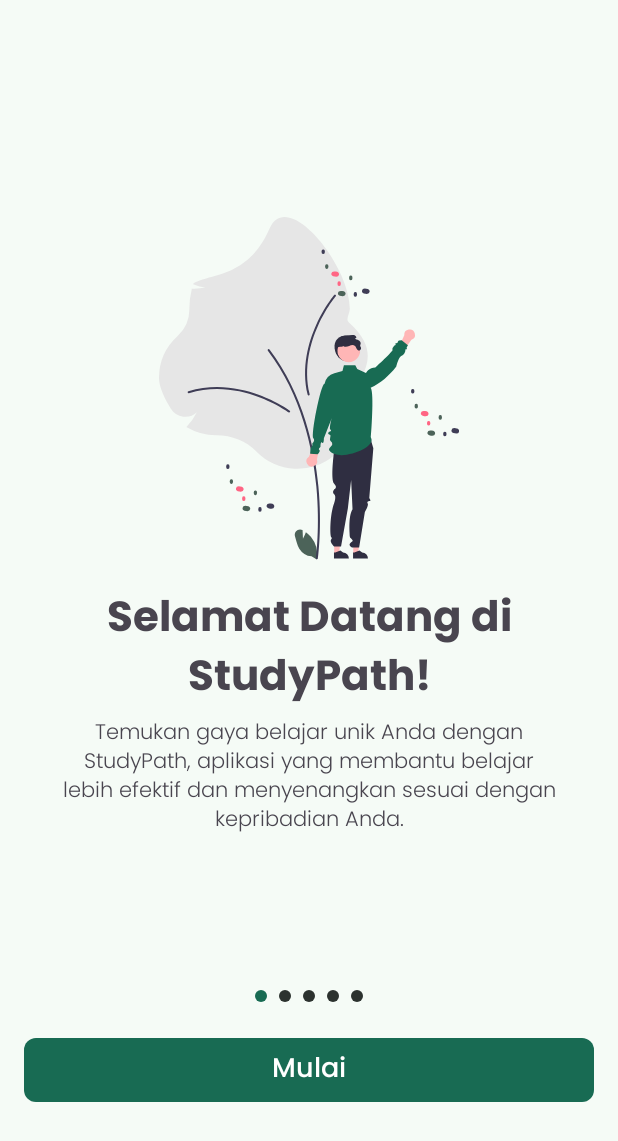
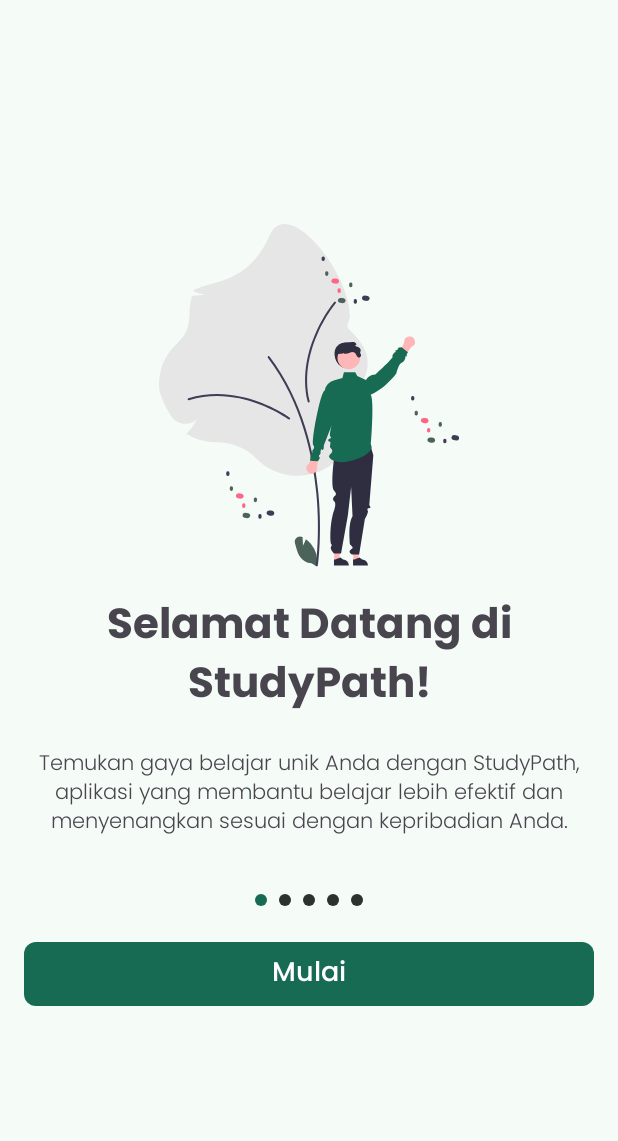
Before and after one commit to C242-PS142/StudyPath-Android, an Android app: the screen it shows after launch (OnboardingActivity), on a phone screen of 412 x 824 dp. Shown: the top 1141 px of the screen. Run offline under Robolectric (Android 15) with nearby library versions, the phone set to English and light mode, and no system bars.

Commit message:
Fix Overflow in Scrollable Layout

```diff
--- a/app/src/main/res/layout/activity_onboarding.xml
+++ b/app/src/main/res/layout/activity_onboarding.xml
@@ -5,41 +5,28 @@
     android:id="@+id/main"
     android:layout_width="match_parent"
     android:layout_height="match_parent"
-    android:padding="@dimen/padding_large"
+    android:paddingHorizontal="@dimen/padding_large"
     tools:context=".ui.activity.OnboardingActivity">
 
     <ScrollView
         android:layout_width="0dp"
-        android:layout_height="0dp"
-        app:layout_constraintBottom_toTopOf="@+id/linearLayout"
+        android:layout_height="wrap_content"
+        app:layout_constraintBottom_toBottomOf="parent"
         app:layout_constraintEnd_toEndOf="parent"
-        app:layout_constraintHorizontal_bias="0.0"
         app:layout_constraintStart_toStartOf="parent"
-        app:layout_constraintTop_toTopOf="parent"
-        app:layout_constraintVertical_bias="1.0"
-        tools:background="@drawable/gradient_agreeableness"
-        tools:layout_height="0dp">
-
-        <androidx.viewpager2.widget.ViewPager2
-            android:id="@+id/viewPager"
-            android:layout_gravity="center"
-            android:layout_width="match_parent"
-            android:layout_height="wrap_content"
-            android:layout_marginTop="@dimen/margin_large" />
-    </ScrollView>
-
+        app:layout_constraintTop_toTopOf="parent">
 
         <LinearLayout
             android:id="@+id/linearLayout"
             android:layout_width="match_parent"
             android:layout_height="wrap_content"
-        android:orientation="vertical"
-        app:layout_constraintBottom_toBottomOf="parent"
-        app:layout_constraintEnd_toEndOf="parent"
-        app:layout_constraintHorizontal_bias="0.0"
-        app:layout_constraintStart_toStartOf="parent"
-        app:layout_constraintTop_toTopOf="parent"
-        app:layout_constraintVertical_bias="0.9">
+            android:orientation="vertical">
+
+            <androidx.viewpager2.widget.ViewPager2
+                android:id="@+id/viewPager"
+                android:layout_marginTop="@dimen/margin_large"
+                android:layout_width="match_parent"
+                android:layout_height="wrap_content" />
 
             <LinearLayout
                 android:id="@+id/indicatorLayout"
@@ -87,8 +74,10 @@
                 android:layout_height="wrap_content"
                 android:textAppearance="@style/Theme.StudyPath.Text.Medium"
                 app:cornerRadius="@dimen/corner_radius_medium"
+                android:layout_marginBottom="@dimen/margin_large"
                 tools:text="@string/start" />
         </LinearLayout>
+    </ScrollView>
 
 
 </androidx.constraintlayout.widget.ConstraintLayout>
--- a/app/src/main/res/layout/onboarding_content_item.xml
+++ b/app/src/main/res/layout/onboarding_content_item.xml
@@ -4,7 +4,6 @@
     android:layout_width="match_parent"
     android:layout_height="match_parent"
     android:orientation="vertical"
-    android:padding="@dimen/padding_large"
     tools:layout_gravity="center"
     tools:gravity="center">
 
@@ -13,7 +12,6 @@
         android:layout_width="wrap_content"
         android:layout_height="wrap_content"
         android:importantForAccessibility="no"
-        android:padding="@dimen/padding_large"
         android:layout_gravity="center"
         android:scaleType="centerCrop"
         tools:src="@drawable/undraw_onboarding_certification" />
@@ -22,6 +20,7 @@
         android:id="@+id/tv_onboarding_title"
         android:layout_width="match_parent"
         android:layout_height="wrap_content"
+        android:layout_marginVertical="@dimen/margin_large"
         android:gravity="center"
         android:textAppearance="@style/Theme.StudyPath.Text.Bold"
         tools:text="@string/onboarding_title_1" />
@@ -29,6 +28,7 @@
     <TextView
         android:id="@+id/tv_onboarding_description"
         android:layout_width="match_parent"
+        android:layout_marginBottom="@dimen/margin_large"
         android:layout_height="wrap_content"
         android:gravity="center"
         android:textAppearance="@style/Theme.StudyPath.Text.Light"
```
Also changed, not shown: app/src/main/res/layout/activity_quiz_confirmation.xml (+17 -6 lines). Lines whose indentation alone changed are shown as unchanged.
